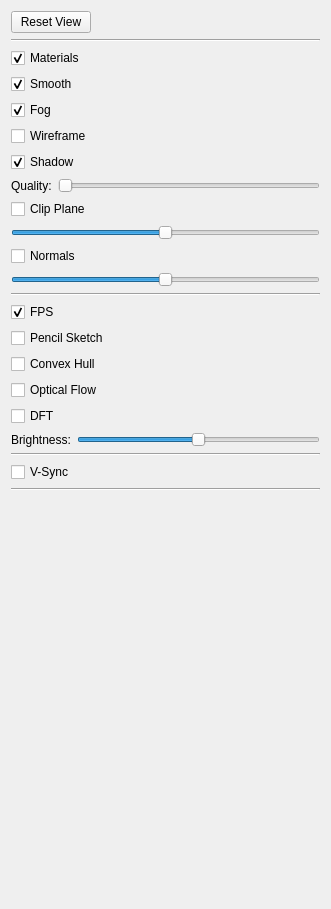
The window that src/gui/main_window/view_widget.ui (cppd/math) describes before a commit, drawn with Qt 5.
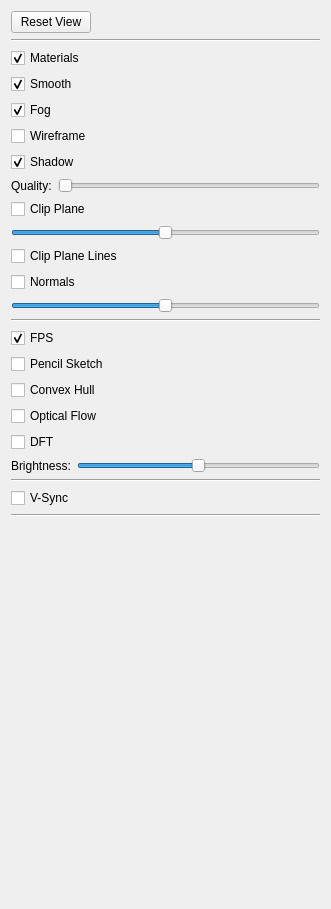
The same window after the commit.

Commit message: main window

What changed in the file:
```diff
--- a/src/gui/main_window/view_widget.ui
+++ b/src/gui/main_window/view_widget.ui
@@ -148,6 +148,13 @@
      </property>
     </widget>
    </item>
+   <item>
+    <widget class="QCheckBox" name="checkBox_clip_plane_lines">
+     <property name="text">
+      <string>Clip Plane Lines</string>
+     </property>
+    </widget>
+   </item>
    <item>
     <widget class="QCheckBox" name="checkBox_normals">
      <property name="text">
```
The commit also changes 3 other files.
